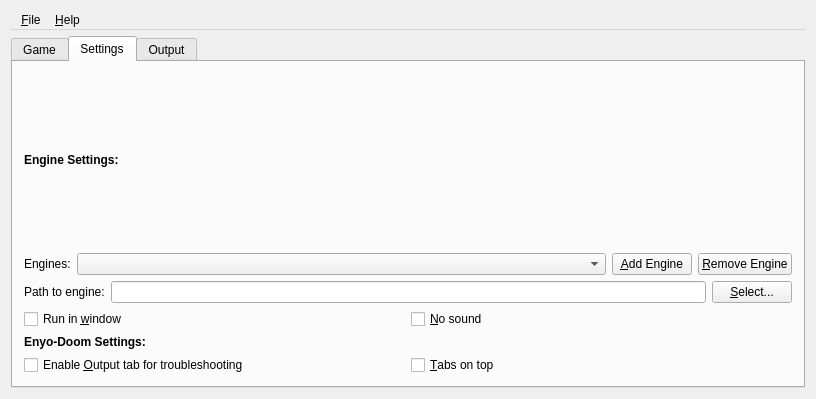
Above: e_mainwindow.ui from stephendcofer/enyo-launcher before the change. Below: the same form after it.
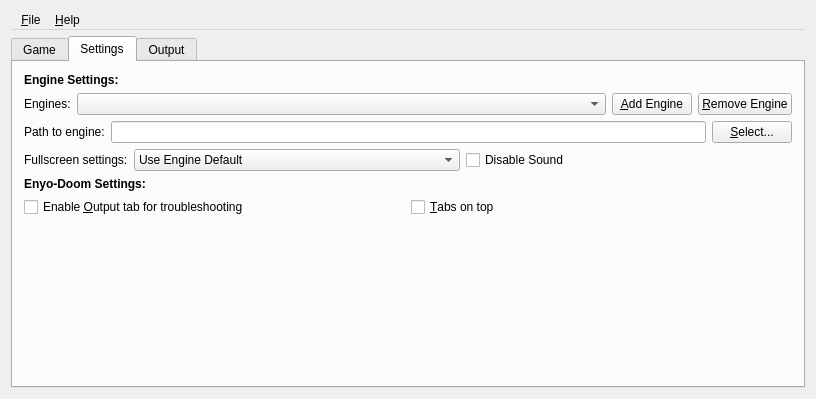
That is the form after the change.

Patch:
```diff
--- a/e_mainwindow.ui
+++ b/e_mainwindow.ui
@@ -221,33 +221,35 @@
        </layout>
       </widget>
       <widget class="QWidget" name="tab_2">
+       <property name="sizePolicy">
+        <sizepolicy hsizetype="Fixed" vsizetype="Fixed">
+         <horstretch>0</horstretch>
+         <verstretch>0</verstretch>
+        </sizepolicy>
+       </property>
        <attribute name="title">
         <string>Settings</string>
        </attribute>
        <layout class="QVBoxLayout" name="verticalLayout_5">
-            <property name="sizeConstraint">
-             <enum>QLayout::SetNoConstraint</enum>
-            </property>
-	    <property name="Alignment"><set>Qt::AlignTop</set></property>
-        <item>
-         <widget class="QLabel" name="label_6">
-         <property name="sizePolicy">
-        <sizepolicy hsizetype="Preferred" vsizetype="Preferred">
-            <horstretch>0</horstretch>
-            <verstretch>0</verstretch>
-           </sizepolicy>
-          </property>
-          <property name="text">
-           <string><![CDATA[
-		<b>Engine Settings:</b>
-		]]>
-	</string>
-          </property>
-         </widget>
-        </item>
         <item>
          <layout class="QGridLayout" name="gridLayout_4">
           <item row="0" column="0">
+           <widget class="QLabel" name="label_6">
+            <property name="sizePolicy">
+             <sizepolicy hsizetype="Fixed" vsizetype="Fixed">
+              <horstretch>0</horstretch>
+              <verstretch>0</verstretch>
+             </sizepolicy>
+            </property>
+            <property name="text">
+             <string>&lt;b&gt;Engine Settings:&lt;/b&gt;		</string>
+            </property>
+            <property name="alignment">
+             <set>Qt::AlignLeading|Qt::AlignLeft|Qt::AlignVCenter</set>
+            </property>
+           </widget>
+          </item>
+          <item row="2" column="0">
            <layout class="QHBoxLayout" name="horizontalLayout_4">
             <property name="sizeConstraint">
              <enum>QLayout::SetDefaultConstraint</enum>
@@ -303,89 +305,63 @@
             </item>
            </layout>
           </item>
-          <item row="1" column="0">
-           <layout class="QHBoxLayout" name="horizontalLayout_5">
-            <property name="sizeConstraint">
-             <enum>QLayout::SetDefaultConstraint</enum>
-            </property>
-            <item>
-             <widget class="QLabel" name="label_4">
-              <property name="sizePolicy">
-               <sizepolicy hsizetype="Fixed" vsizetype="Fixed">
-                <horstretch>0</horstretch>
-                <verstretch>0</verstretch>
-               </sizepolicy>
-              </property>
-              <property name="text">
-               <string>Path to engine:</string>
-              </property>
-             </widget>
-            </item>
-            <item>
-             <widget class="QLineEdit" name="line_engine_path"/>
-            </item>
-            <item>
-             <widget class="QPushButton" name="btn_select_engine_path">
-              <property name="text">
-               <string>&amp;Select...</string>
-              </property>
-             </widget>
-            </item>
-           </layout>
-          </item>
-          <item row="2" column="0">
+          <item row="4" column="0">
            <layout class="QHBoxLayout" name="horizontalLayout_6">
             <property name="sizeConstraint">
              <enum>QLayout::SetDefaultConstraint</enum>
             </property>
             <item>
-             <widget class="QCheckBox" name="cb_in_window">
+             <widget class="QLabel" name="label_5">
+              <property name="sizePolicy">
+               <sizepolicy hsizetype="Fixed" vsizetype="Fixed">
+                <horstretch>0</horstretch>
+                <verstretch>0</verstretch>
+               </sizepolicy>
+              </property>
+              <property name="text">
+               <string>Fullscreen settings:</string>
+              </property>
+             </widget>
+            </item>
+            <item>
+             <widget class="QComboBox" name="cb_windowed">
               <property name="sizePolicy">
                <sizepolicy hsizetype="Minimum" vsizetype="Fixed">
                 <horstretch>0</horstretch>
                 <verstretch>0</verstretch>
                </sizepolicy>
               </property>
+              <item>
               <property name="text">
-               <string>Run in &amp;window</string>
-              </property>
+                <string>Use Engine Default</string>
+               </property>
+              </item>
+              <item>
+               <property name="text">
+                <string>Force Windowed</string>
+               </property>
+              </item>
+              <item>
+               <property name="text">
+                <string>Force Fullscreen</string>
+               </property>
+              </item>
              </widget>
             </item>
             <item>
              <widget class="QCheckBox" name="cb_no_sound">
-              <property name="sizePolicy">
-               <sizepolicy hsizetype="Minimum" vsizetype="Fixed">
-                <horstretch>0</horstretch>
-                <verstretch>0</verstretch>
-               </sizepolicy>
-              </property>
               <property name="text">
-               <string>&amp;No sound</string>
+               <string>Disable Sound</string>
               </property>
              </widget>
             </item>
            </layout>
           </item>
-         </layout>
-        </item>
-        <item>
-         <widget class="QLabel" name="label_7">
-          <property name="sizePolicy">
-           <sizepolicy hsizetype="Preferred" vsizetype="Fixed">
-            <horstretch>0</horstretch>
-            <verstretch>0</verstretch>
-           </sizepolicy>
-          </property>
-          <property name="text">
-           <string><![CDATA[
-		<b>Enyo-Doom Settings:</b>
-		]]>
-	  </string>
-          </property>
-         </widget>
-        </item>
-        <item>
+          <item row="6" column="0">
           <layout class="QHBoxLayout" name="hl_edsettings">
+            <property name="spacing">
+             <number>5</number>
+            </property>
             <property name="sizeConstraint">
              <enum>QLayout::SetDefaultConstraint</enum>
             </property>
@@ -402,6 +378,66 @@
 	  </widget>
 	</item>
 	</layout>
+          </item>
+          <item row="3" column="0">
+           <layout class="QHBoxLayout" name="horizontalLayout_5">
+            <property name="sizeConstraint">
+             <enum>QLayout::SetDefaultConstraint</enum>
+            </property>
+            <item>
+             <widget class="QLabel" name="label_4">
+              <property name="sizePolicy">
+               <sizepolicy hsizetype="Fixed" vsizetype="Fixed">
+                <horstretch>0</horstretch>
+                <verstretch>0</verstretch>
+               </sizepolicy>
+              </property>
+              <property name="text">
+               <string>Path to engine:</string>
+              </property>
+             </widget>
+            </item>
+            <item>
+             <widget class="QLineEdit" name="line_engine_path"/>
+            </item>
+            <item>
+             <widget class="QPushButton" name="btn_select_engine_path">
+              <property name="text">
+               <string>&amp;Select...</string>
+              </property>
+             </widget>
+            </item>
+           </layout>
+          </item>
+          <item row="5" column="0">
+           <widget class="QLabel" name="label_7">
+            <property name="sizePolicy">
+             <sizepolicy hsizetype="Preferred" vsizetype="Fixed">
+              <horstretch>0</horstretch>
+              <verstretch>0</verstretch>
+             </sizepolicy>
+            </property>
+            <property name="text">
+             <string>
+		&lt;b&gt;Enyo-Doom Settings:&lt;/b&gt;
+		</string>
+            </property>
+           </widget>
+          </item>
+         </layout>
+        </item>
+        <item>
+         <widget class="QLabel" name="label_9">
+          <property name="sizePolicy">
+           <sizepolicy hsizetype="Preferred" vsizetype="Expanding">
+            <horstretch>0</horstretch>
+            <verstretch>0</verstretch>
+           </sizepolicy>
+          </property>
+          <property name="text">
+           <string/>
+          </property>
+         </widget>
         </item>
        </layout>
       </widget>
```
Left out of the diff: 49 changed lines with no effect on the pictures. Lines whose indentation alone changed are shown as unchanged.
